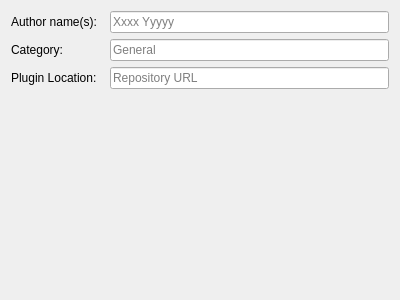
This is mapclient/tools/pluginwizard/qt/misc.ui in hsorby/mapclient-src as Qt 5 draws it before an edit. The edited form follows.
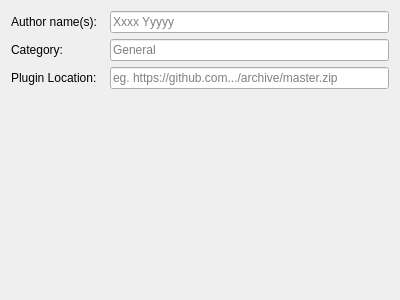
This is the edited form.

Diff of the .ui file:
```diff
--- a/mapclient/tools/pluginwizard/qt/misc.ui
+++ b/mapclient/tools/pluginwizard/qt/misc.ui
@@ -61,7 +61,7 @@
    <item row="2" column="1">
     <widget class="QLineEdit" name="pluginLocationEdit">
      <property name="placeholderText">
-      <string>Repository URL</string>
+      <string>eg. https://github.com.../archive/master.zip</string>
      </property>
     </widget>
    </item>
```
